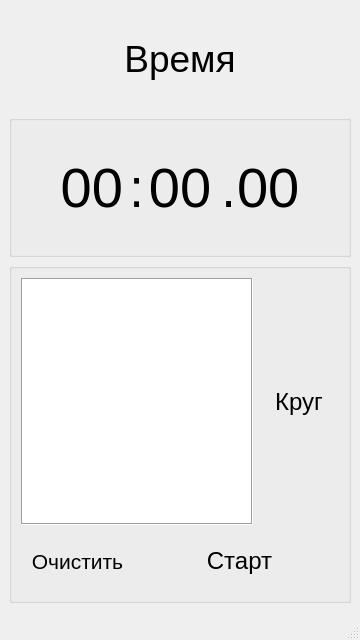
zhi-MEE-shee/origin, file Qt/SlotsAndSignals/mainwindow.ui: the form before one commit.
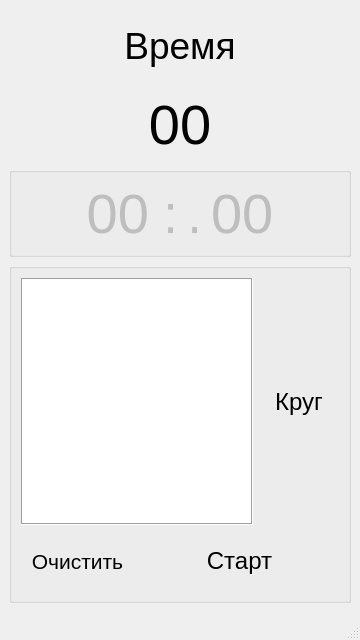
The form after the commit.

```diff
--- a/Qt/SlotsAndSignals/mainwindow.ui
+++ b/Qt/SlotsAndSignals/mainwindow.ui
@@ -53,6 +53,27 @@
       </property>
      </widget>
     </item>
+    <item>
+     <widget class="QLabel" name="lab_seconds">
+      <property name="maximumSize">
+       <size>
+        <width>360</width>
+        <height>16777215</height>
+       </size>
+      </property>
+      <property name="font">
+       <font>
+        <pointsize>42</pointsize>
+       </font>
+      </property>
+      <property name="text">
+       <string>00</string>
+      </property>
+      <property name="alignment">
+       <set>Qt::AlignCenter</set>
+      </property>
+     </widget>
+    </item>
     <item>
      <widget class="QGroupBox" name="groupBox">
       <property name="title">
@@ -61,6 +82,9 @@
       <layout class="QHBoxLayout" name="horizontalLayout">
        <item>
         <widget class="QLabel" name="lab_minutes">
+         <property name="enabled">
+          <bool>false</bool>
+         </property>
          <property name="maximumSize">
           <size>
            <width>120</width>
@@ -82,6 +106,9 @@
        </item>
        <item>
         <widget class="QLabel" name="label">
+         <property name="enabled">
+          <bool>false</bool>
+         </property>
          <property name="minimumSize">
           <size>
            <width>10</width>
@@ -104,29 +131,11 @@
          </property>
         </widget>
        </item>
-       <item>
-        <widget class="QLabel" name="lab_seconds">
-         <property name="maximumSize">
-          <size>
-           <width>70</width>
-           <height>16777215</height>
-          </size>
-         </property>
-         <property name="font">
-          <font>
-           <pointsize>42</pointsize>
-          </font>
-         </property>
-         <property name="text">
-          <string>00</string>
-         </property>
-         <property name="alignment">
-          <set>Qt::AlignCenter</set>
-         </property>
-        </widget>
-       </item>
        <item>
         <widget class="QLabel" name="lab_dot">
+         <property name="enabled">
+          <bool>false</bool>
+         </property>
          <property name="minimumSize">
           <size>
            <width>10</width>
@@ -151,6 +160,9 @@
        </item>
        <item>
         <widget class="QLabel" name="lab_millisec">
+         <property name="enabled">
+          <bool>false</bool>
+         </property>
          <property name="maximumSize">
           <size>
            <width>120</width>
```
